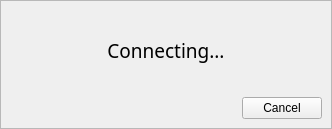
The window that CommunicationModule/CommunicationUI/ui/LoadingWidget.ui (realXtend/tundra) describes before a commit, drawn with Qt 5.
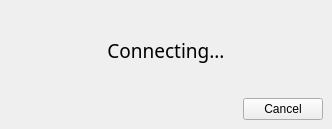
The same window after the commit.

```diff
--- a/CommunicationModule/CommunicationUI/ui/LoadingWidget.ui
+++ b/CommunicationModule/CommunicationUI/ui/LoadingWidget.ui
@@ -22,12 +22,6 @@
    </property>
    <item>
     <widget class="QFrame" name="MainFrame">
-     <property name="frameShape">
-      <enum>QFrame::StyledPanel</enum>
-     </property>
-     <property name="frameShadow">
-      <enum>QFrame::Raised</enum>
-     </property>
      <layout class="QVBoxLayout" name="verticalLayout_3">
       <item>
        <layout class="QVBoxLayout" name="verticalLayout">
```
